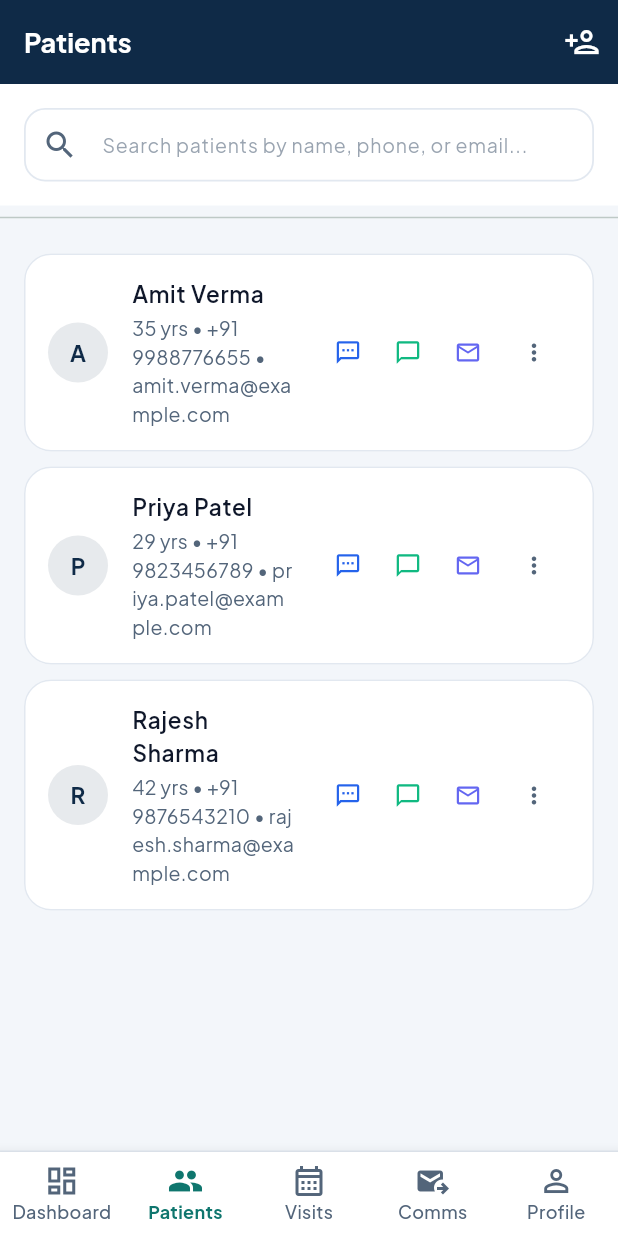
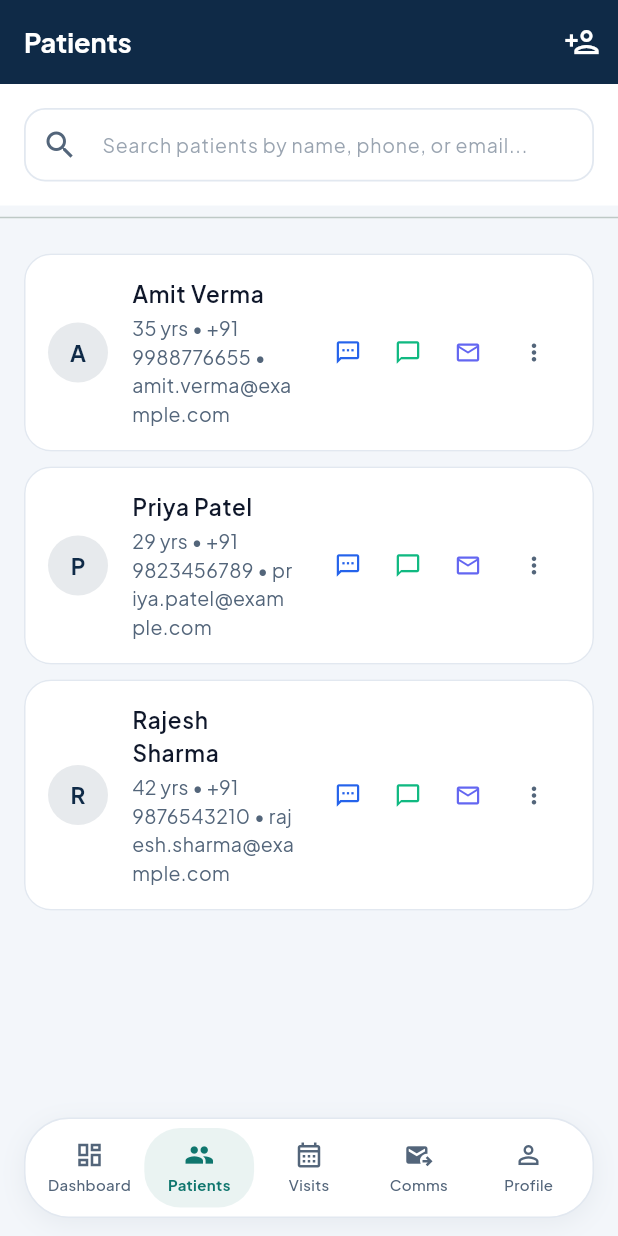
Before and after one commit to jayy1506/caretrack, a Flutter app: the screen it shows once a user with an empty profile is signed in, item 2 of the bottom bar chosen, on a phone screen of 412 x 824 dp. Run offline on Flutter 3.47's test engine with Material 3 defaults, Android fonts, the phone set to English and light mode, and no system bars; our stand-ins replace connectivity_plus, file_picker, google_fonts, supabase_flutter; missing offline and left inert: dart:html; accounts and stored records are empty.

Commit message:
Phase 5: Frontend Redesign with Material 3 tokens, StatusBadges, BottomNavPill, and responsive shell

```diff
--- /dev/null
+++ b/caretrack_app/lib/core/widgets/bottom_nav_pill.dart
@@ -0,0 +1,115 @@
+import 'package:flutter/material.dart';
+import 'package:google_fonts/google_fonts.dart';
+import '../theme/app_theme.dart';
+
+class BottomNavPillItem {
+  final IconData icon;
+  final IconData? activeIcon;
+  final String label;
+
+  const BottomNavPillItem({
+    required this.icon,
+    this.activeIcon,
+    required this.label,
+  });
+}
+
+/// A modern floating pill bottom navigation bar for mobile views.
+class BottomNavPill extends StatelessWidget {
+  final int currentIndex;
+  final ValueChanged<int> onTap;
+  final List<BottomNavPillItem> items;
+
+  const BottomNavPill({
+    super.key,
+    required this.currentIndex,
+    required this.onTap,
+    required this.items,
+  });
+
+  @override
+  Widget build(BuildContext context) {
+    final theme = Theme.of(context);
+    final isDark = theme.brightness == Brightness.dark;
+
+    return SafeArea(
+      top: false,
+      child: Container(
+        margin: const EdgeInsets.fromLTRB(16, 0, 16, 12),
+        padding: const EdgeInsets.symmetric(horizontal: 6, vertical: 6),
+        decoration: BoxDecoration(
+          color: isDark ? AppTheme.darkSurface : AppTheme.surfaceWhite,
+          borderRadius: BorderRadius.circular(30),
+          border: Border.all(
+            color: isDark ? AppTheme.darkBorder : AppTheme.borderGrey,
+            width: 1,
+          ),
+          boxShadow: isDark
+              ? [
+                  BoxShadow(
+                    color: Colors.black.withAlpha(60),
+                    blurRadius: 18,
+                    offset: const Offset(0, 4),
+                  ),
+                ]
+              : AppTheme.softShadow,
+        ),
+        child: Row(
+          mainAxisAlignment: MainAxisAlignment.spaceAround,
+          children: List.generate(items.length, (index) {
+            final item = items[index];
+            final isSelected = currentIndex == index;
+            final activeColor = isDark ? AppTheme.mintAccent : AppTheme.primaryTeal;
+            final inactiveColor = isDark ? Colors.white54 : AppTheme.slateMuted;
+
+            return Expanded(
+              child: Semantics(
+                button: true,
+                selected: isSelected,
+                label: item.label,
+                child: InkWell(
+                  onTap: () => onTap(index),
+                  borderRadius: BorderRadius.circular(24),
+                  child: AnimatedContainer(
+                    duration: const Duration(milliseconds: 200),
+                    curve: Curves.easeInOut,
+                    padding: const EdgeInsets.symmetric(vertical: 8),
+                    decoration: BoxDecoration(
+                      color: isSelected
+                          ? (isDark
+                              ? AppTheme.mintAccent.withAlpha(35)
+                              : AppTheme.primaryTeal.withAlpha(22))
+                          : Colors.transparent,
+                      borderRadius: BorderRadius.circular(24),
+                    ),
+                    child: Column(
+                      mainAxisSize: MainAxisSize.min,
+                      children: [
+                        Icon(
+                          isSelected ? (item.activeIcon ?? item.icon) : item.icon,
+                          size: 20,
+                          color: isSelected ? activeColor : inactiveColor,
+                        ),
+                        const SizedBox(height: 3),
+                        Text(
+                          item.label,
+                          style: GoogleFonts.plusJakartaSans(
+                            fontSize: 10,
+                            fontWeight: isSelected ? FontWeight.w700 : FontWeight.w500,
+                            color: isSelected ? activeColor : inactiveColor,
+                          ),
+                          maxLines: 1,
+                          overflow: TextOverflow.ellipsis,
+                        ),
+                      ],
+                    ),
+                  ),
+                ),
+              ),
+            );
+          }),
+        ),
+      ),
+    );
+  }
+}
--- a/caretrack_app/lib/core/widgets/status_badge.dart
+++ b/caretrack_app/lib/core/widgets/status_badge.dart
@@ -41,7 +41,8 @@ class StatusBadge extends StatelessWidget {
       padding: const EdgeInsets.symmetric(horizontal: 10, vertical: 5),
       decoration: BoxDecoration(
         color: bg,
-        borderRadius: BorderRadius.circular(8),
+        borderRadius: BorderRadius.circular(16),
+        border: Border.all(color: fg.withAlpha(45), width: 1),
       ),
       child: Row(
         mainAxisSize: MainAxisSize.min,
--- a/caretrack_app/lib/screens/doctor/doctor_shell_screen.dart
+++ b/caretrack_app/lib/screens/doctor/doctor_shell_screen.dart
@@ -4,6 +4,7 @@ import 'package:google_fonts/google_fonts.dart';
 import '../../services/auth_service.dart';
 import '../../services/connectivity_service.dart';
 import '../../core/widgets/offline_banner.dart';
+import '../../core/widgets/bottom_nav_pill.dart';
 import '../../core/theme/app_theme.dart';
 import 'doctor_dashboard_screen.dart';
 import 'patients/patient_list_screen.dart';
@@ -231,42 +232,36 @@ class _DoctorShellScreenState extends State<DoctorShellScreen> {
           ),
         ],
       ),
-      bottomNavigationBar: Container(
-        decoration: const BoxDecoration(
-          color: Colors.white,
-          border: Border(top: BorderSide(color: Color(0xFFE2E8F0))),
-        ),
-        child: BottomNavigationBar(
+      bottomNavigationBar: BottomNavPill(
         currentIndex: _currentIndex,
         onTap: _onTabTapped,
         items: const [
-            BottomNavigationBarItem(
-              icon: Icon(Icons.dashboard_outlined),
-              activeIcon: Icon(Icons.dashboard),
+          BottomNavPillItem(
+            icon: Icons.dashboard_outlined,
+            activeIcon: Icons.dashboard,
             label: 'Dashboard',
           ),
-            BottomNavigationBarItem(
-              icon: Icon(Icons.people_outline),
-              activeIcon: Icon(Icons.people),
+          BottomNavPillItem(
+            icon: Icons.people_outline,
+            activeIcon: Icons.people,
             label: 'Patients',
           ),
-            BottomNavigationBarItem(
-              icon: Icon(Icons.calendar_month_outlined),
-              activeIcon: Icon(Icons.calendar_month),
+          BottomNavPillItem(
+            icon: Icons.calendar_month_outlined,
+            activeIcon: Icons.calendar_month,
             label: 'Visits',
           ),
-            BottomNavigationBarItem(
-              icon: Icon(Icons.outgoing_mail),
-              activeIcon: Icon(Icons.mark_email_read),
+          BottomNavPillItem(
+            icon: Icons.outgoing_mail,
+            activeIcon: Icons.mark_email_read,
             label: 'Comms',
           ),
-            BottomNavigationBarItem(
-              icon: Icon(Icons.person_outline),
-              activeIcon: Icon(Icons.person),
+          BottomNavPillItem(
+            icon: Icons.person_outline,
+            activeIcon: Icons.person,
             label: 'Profile',
           ),
         ],
-        ),
       ),
     );
   }
```
Also changed, not shown: caretrack_app/lib/screens/receptionist/receptionist_shell_screen.dart (+14 -26 lines), 1 other file. Lines whose indentation alone changed are shown as unchanged.
